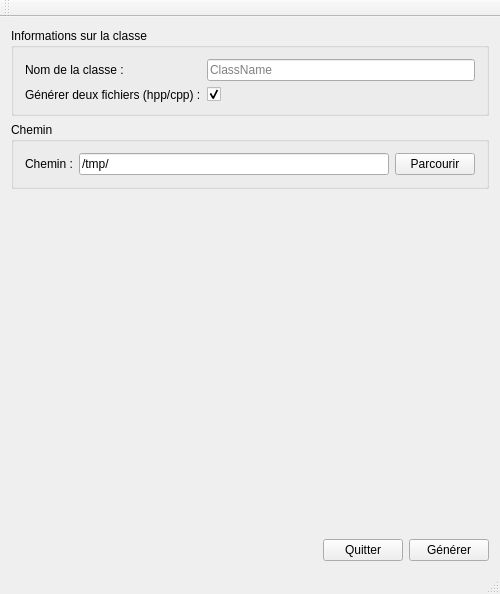
Qt form metacc/ui/mainwindow.ui (rovalette/metacc) before a commit.
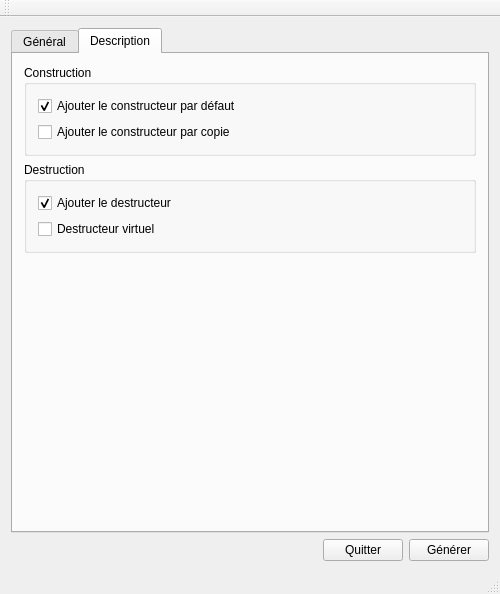
The same form after that commit. The open tabs and pages were chosen to show the change. Icons and pictures are not drawn.

Commit message: add constructors and destructor management

Patch:
```diff
--- a/metacc/ui/mainwindow.ui
+++ b/metacc/ui/mainwindow.ui
@@ -16,6 +16,16 @@
   <widget class="QWidget" name="centralWidget">
    <layout class="QVBoxLayout" name="verticalLayout">
     <item>
+     <widget class="QTabWidget" name="tabWidget">
+      <property name="currentIndex">
+       <number>0</number>
+      </property>
+      <widget class="QWidget" name="tab">
+       <attribute name="title">
+        <string>Général</string>
+       </attribute>
+       <layout class="QVBoxLayout" name="verticalLayout_2">
+        <item>
      <widget class="QGroupBox" name="groupBox">
       <property name="title">
        <string>Informations sur la classe</string>
@@ -37,7 +47,7 @@
            </property>
           </widget>
          </item>
-         <item row="1" column="1">
+             <item row="2" column="1">
           <widget class="QCheckBox" name="checkBox_TwoFiles">
            <property name="text">
             <string/>
@@ -50,7 +60,7 @@
            </property>
           </widget>
          </item>
-         <item row="1" column="0">
+             <item row="2" column="0">
           <widget class="QLabel" name="label_3">
            <property name="text">
             <string>Générer deux fichiers (hpp/cpp) :</string>
@@ -107,10 +117,97 @@
       <property name="sizeHint" stdset="0">
        <size>
         <width>20</width>
-        <height>393</height>
+            <height>200</height>
        </size>
       </property>
      </spacer>
+        </item>
+       </layout>
+      </widget>
+      <widget class="QWidget" name="tab_2">
+       <attribute name="title">
+        <string>Description</string>
+       </attribute>
+       <layout class="QVBoxLayout" name="verticalLayout_7">
+        <item>
+         <widget class="QGroupBox" name="groupBox_3">
+          <property name="title">
+           <string>Construction</string>
+          </property>
+          <layout class="QVBoxLayout" name="verticalLayout_5">
+           <item>
+            <layout class="QVBoxLayout" name="verticalLayout_3">
+             <item>
+              <widget class="QCheckBox" name="checkBox_DefaultConstructor">
+               <property name="text">
+                <string>Ajouter le constructeur par défaut</string>
+               </property>
+               <property name="checked">
+                <bool>true</bool>
+               </property>
+              </widget>
+             </item>
+             <item>
+              <widget class="QCheckBox" name="checkBox_CopyConstructor">
+               <property name="text">
+                <string>Ajouter le constructeur par copie</string>
+               </property>
+               <property name="checked">
+                <bool>false</bool>
+               </property>
+              </widget>
+             </item>
+            </layout>
+           </item>
+          </layout>
+         </widget>
+        </item>
+        <item>
+         <widget class="QGroupBox" name="groupBox_4">
+          <property name="title">
+           <string>Destruction</string>
+          </property>
+          <layout class="QVBoxLayout" name="verticalLayout_6">
+           <item>
+            <layout class="QVBoxLayout" name="verticalLayout_4">
+             <item>
+              <widget class="QCheckBox" name="checkBox_Destructor">
+               <property name="text">
+                <string>Ajouter le destructeur</string>
+               </property>
+               <property name="checked">
+                <bool>true</bool>
+               </property>
+              </widget>
+             </item>
+             <item>
+              <widget class="QCheckBox" name="checkBox_VirtualDestructor">
+               <property name="text">
+                <string>Destructeur virtuel</string>
+               </property>
+              </widget>
+             </item>
+            </layout>
+           </item>
+          </layout>
+         </widget>
+        </item>
+        <item>
+         <spacer name="verticalSpacer_2">
+          <property name="orientation">
+           <enum>Qt::Vertical</enum>
+          </property>
+          <property name="sizeHint" stdset="0">
+           <size>
+            <width>20</width>
+            <height>211</height>
+           </size>
+          </property>
+         </spacer>
+        </item>
+       </layout>
+      </widget>
+     </widget>
     </item>
     <item>
      <layout class="QHBoxLayout" name="horizontalLayout">
```
Lines whose indentation alone changed are shown as unchanged. The commit also changes 5 other files.
